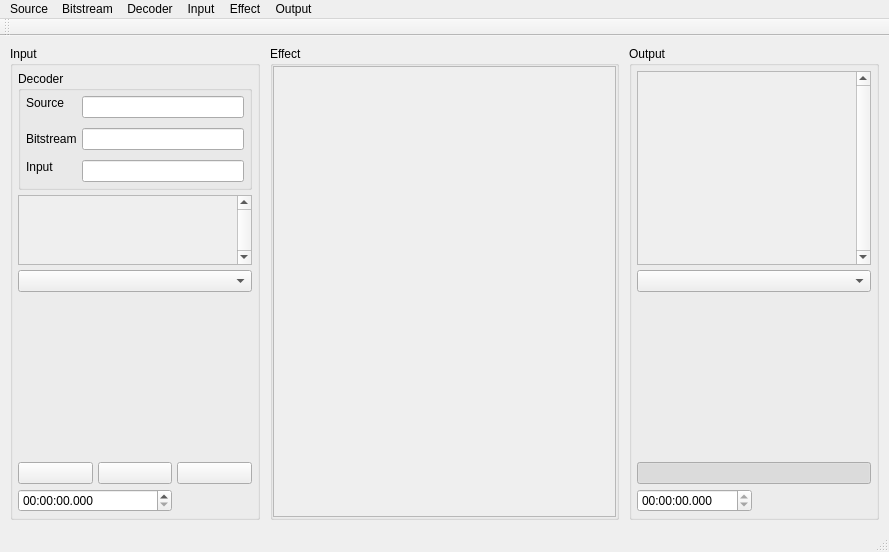
andresgonzalezfornell/TFM, file src/interface/SACEffects.ui: the form before one commit.
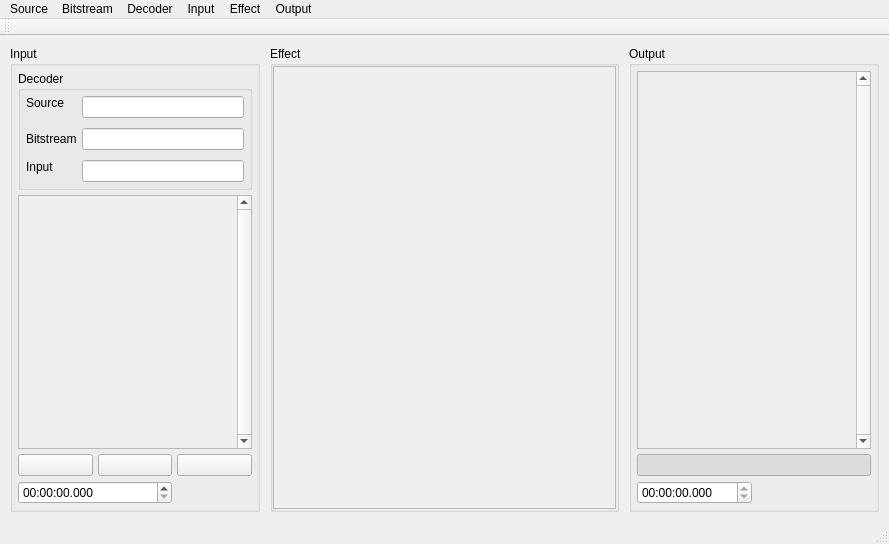
The form after the commit. Icons and pictures are not drawn.

Commit message:
ChannelsCharts & Compressor
ChannelsChart dialog to plot audio signals
Compressor effect

Important: no errors while playing audio anymore!

Patch:
```diff
--- a/src/interface/SACEffects.ui
+++ b/src/interface/SACEffects.ui
@@ -234,7 +234,7 @@
             <x>0</x>
             <y>0</y>
             <width>217</width>
-            <height>76</height>
+            <height>159</height>
            </rect>
           </property>
           <layout class="QVBoxLayout" name="input_channels_layout">
@@ -257,34 +257,6 @@
          </widget>
         </widget>
        </item>
-       <item>
-        <widget class="QComboBox" name="input_chart_selector"/>
-       </item>
-       <item>
-        <widget class="QWidget" name="input_chart" native="true">
-         <property name="sizePolicy">
-          <sizepolicy hsizetype="MinimumExpanding" vsizetype="MinimumExpanding">
-           <horstretch>0</horstretch>
-           <verstretch>0</verstretch>
-          </sizepolicy>
-         </property>
-         <property name="minimumSize">
-          <size>
-           <width>250</width>
-           <height>160</height>
-          </size>
-         </property>
-         <property name="maximumSize">
-          <size>
-           <width>300</width>
-           <height>150</height>
-          </size>
-         </property>
-         <property name="toolTipDuration">
-          <number>-1</number>
-         </property>
-        </widget>
-       </item>
        <item>
         <layout class="QGridLayout" name="input_controls">
          <property name="sizeConstraint">
@@ -520,7 +492,7 @@
             <x>0</x>
             <y>0</y>
             <width>217</width>
-            <height>123</height>
+            <height>218</height>
            </rect>
           </property>
           <layout class="QVBoxLayout" name="output_channels_layout">
@@ -543,25 +515,6 @@
          </widget>
         </widget>
        </item>
-       <item>
-        <widget class="QComboBox" name="output_chart_selector"/>
-       </item>
-       <item>
-        <widget class="QWidget" name="output_chart" native="true">
-         <property name="minimumSize">
-          <size>
-           <width>250</width>
-           <height>160</height>
-          </size>
-         </property>
-         <property name="maximumSize">
-          <size>
-           <width>300</width>
-           <height>150</height>
-          </size>
-         </property>
-        </widget>
-       </item>
        <item>
         <layout class="QGridLayout" name="output_controls">
          <property name="spacing">
```
Left out of the diff: 8 changed lines with no effect on the pictures. The commit also changes 221 other files.
